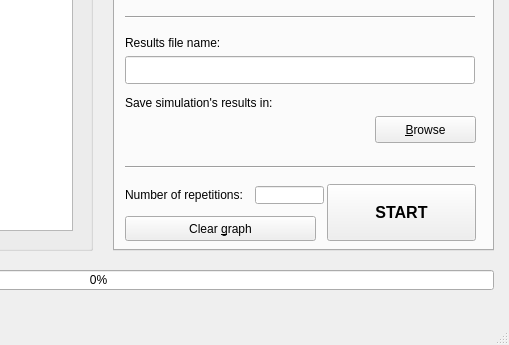
The window that MainWindow.ui (VakelHente/PPSimulator) describes before a commit, drawn with Qt 5; both pictures show x 317 to 826 and y 340 to 685 of the 826 by 685 pixel window.
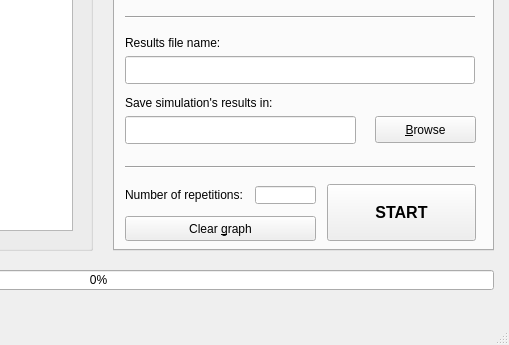
The same window after the commit. The open tabs and pages were chosen to show the change.

Commit message: Adjust column width in mainWindow.ui

Patch:
```diff
--- a/MainWindow.ui
+++ b/MainWindow.ui
@@ -10,6 +10,18 @@
     <height>685</height>
    </rect>
   </property>
+  <property name="minimumSize">
+   <size>
+    <width>826</width>
+    <height>685</height>
+   </size>
+  </property>
+  <property name="maximumSize">
+   <size>
+    <width>826</width>
+    <height>685</height>
+   </size>
+  </property>
   <property name="windowTitle">
    <string>MainWindow</string>
   </property>
@@ -182,7 +194,7 @@
        <rect>
         <x>140</x>
         <y>490</y>
-        <width>69</width>
+        <width>61</width>
         <height>18</height>
        </rect>
       </property>
@@ -343,6 +355,16 @@
        <enum>Qt::Horizontal</enum>
       </property>
      </widget>
+     <widget class="QLineEdit" name="lineEdit">
+      <property name="geometry">
+       <rect>
+        <x>10</x>
+        <y>420</y>
+        <width>231</width>
+        <height>28</height>
+       </rect>
+      </property>
+     </widget>
     </widget>
     <widget class="QWidget" name="MultiSimulation">
      <attribute name="title">
```
Left out of the diff: 6 changed lines with no effect on the pictures.
